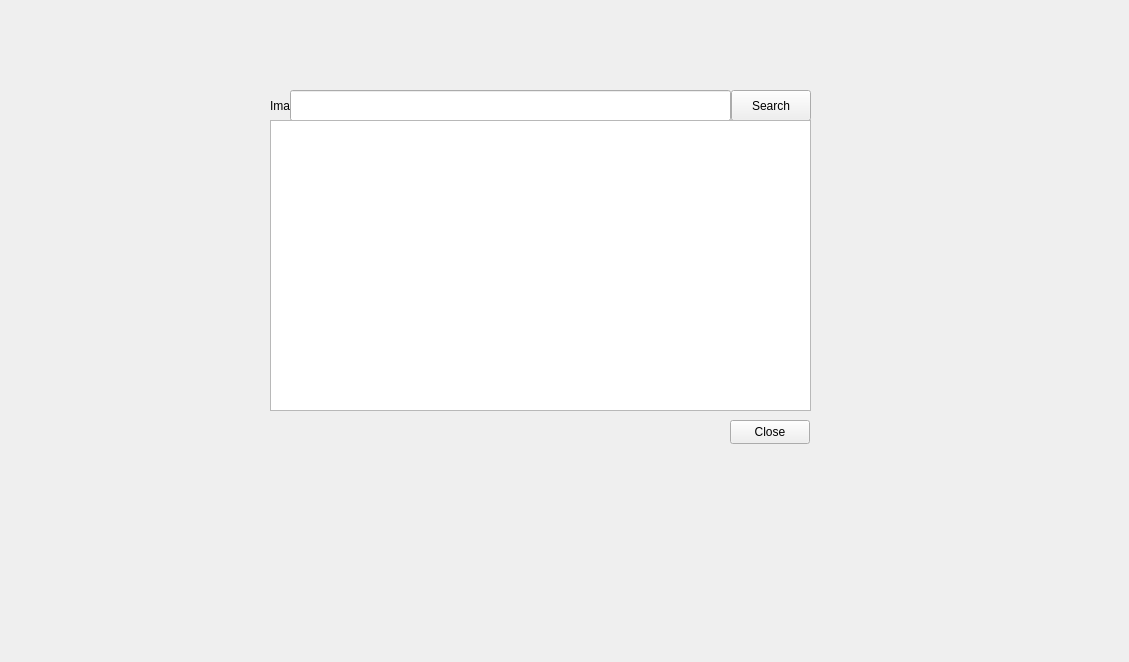
Qt form searchengine.ui (acoddi/midCalender) before a commit.
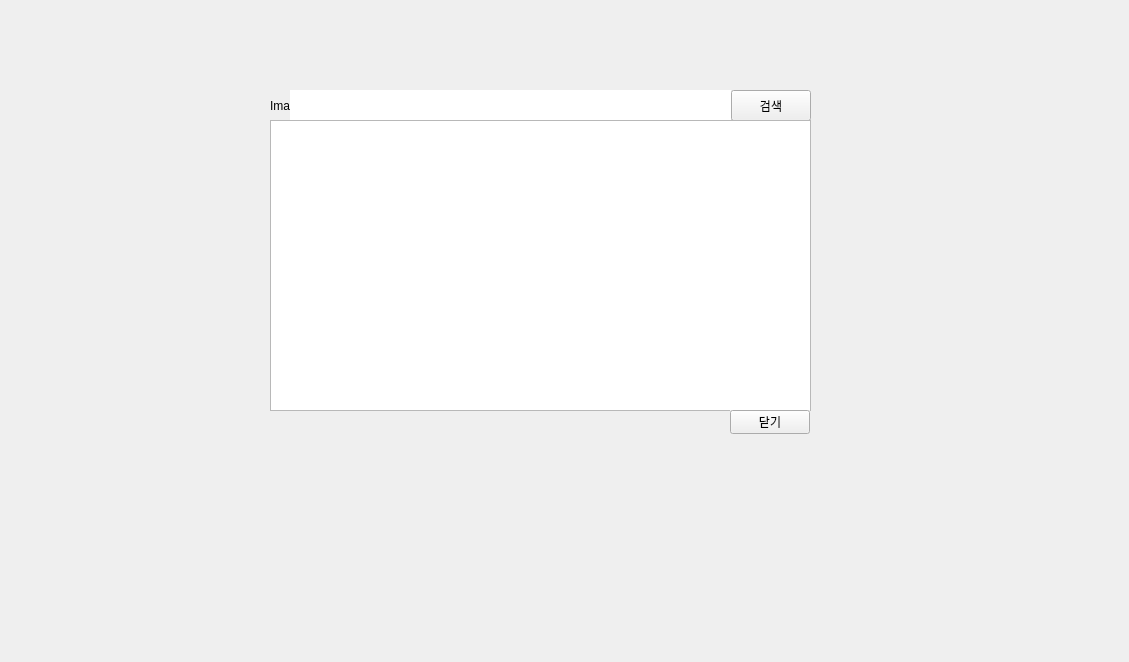
The same form after that commit.

```diff
--- a/searchengine.ui
+++ b/searchengine.ui
@@ -22,6 +22,9 @@
      <height>31</height>
     </rect>
    </property>
+   <property name="autoFillBackground">
+    <bool>true</bool>
+   </property>
    <layout class="QHBoxLayout" name="horizontalLayout">
     <property name="spacing">
      <number>0</number>
@@ -41,6 +44,15 @@
         <verstretch>0</verstretch>
        </sizepolicy>
       </property>
+      <property name="autoFillBackground">
+       <bool>true</bool>
+      </property>
+      <property name="frame">
+       <bool>false</bool>
+      </property>
+      <property name="cursorPosition">
+       <number>0</number>
+      </property>
      </widget>
     </item>
     <item>
@@ -51,8 +63,14 @@
         <verstretch>0</verstretch>
        </sizepolicy>
       </property>
+      <property name="contextMenuPolicy">
+       <enum>Qt::ContextMenuPolicy::DefaultContextMenu</enum>
+      </property>
+      <property name="autoFillBackground">
+       <bool>true</bool>
+      </property>
       <property name="text">
-       <string>Search</string>
+       <string>검색</string>
       </property>
      </widget>
     </item>
@@ -67,18 +85,30 @@
      <height>291</height>
     </rect>
    </property>
+   <property name="autoFillBackground">
+    <bool>true</bool>
+   </property>
+   <property name="lineWidth">
+    <number>10</number>
+   </property>
+   <property name="spacing">
+    <number>10</number>
+   </property>
   </widget>
   <widget class="QPushButton" name="pushButton_2">
    <property name="geometry">
     <rect>
      <x>730</x>
-     <y>420</y>
+     <y>410</y>
      <width>80</width>
      <height>24</height>
     </rect>
    </property>
+   <property name="autoFillBackground">
+    <bool>true</bool>
+   </property>
    <property name="text">
-    <string>Close</string>
+    <string>닫기</string>
    </property>
   </widget>
  </widget>
```
Left out of the diff: 3 changed lines with no effect on the pictures.
